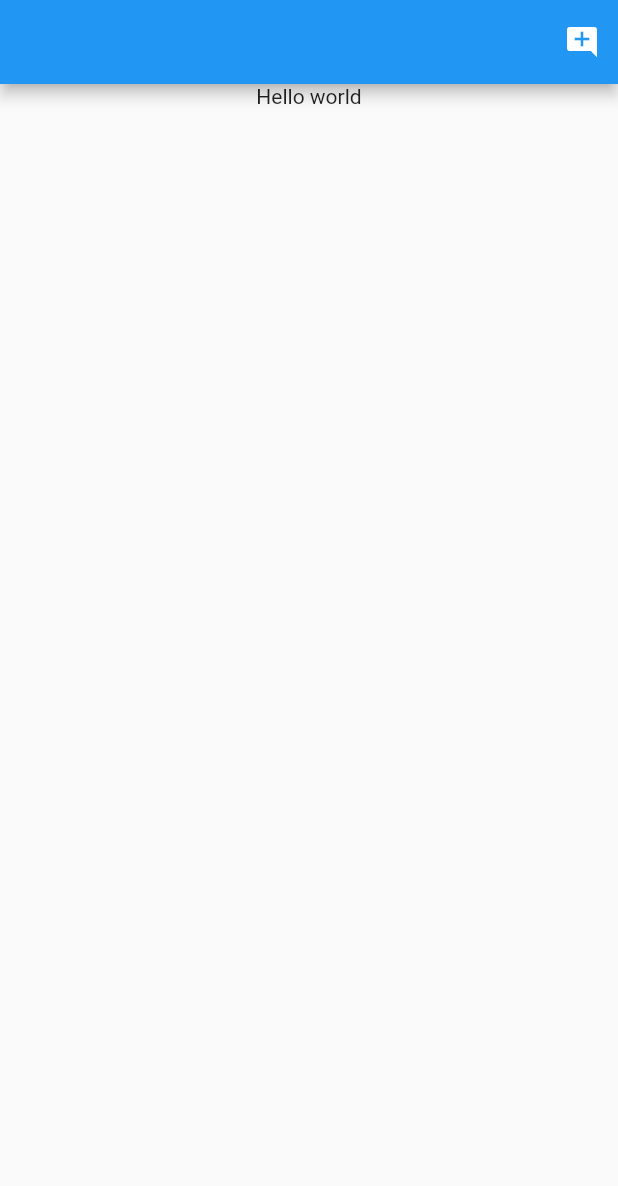
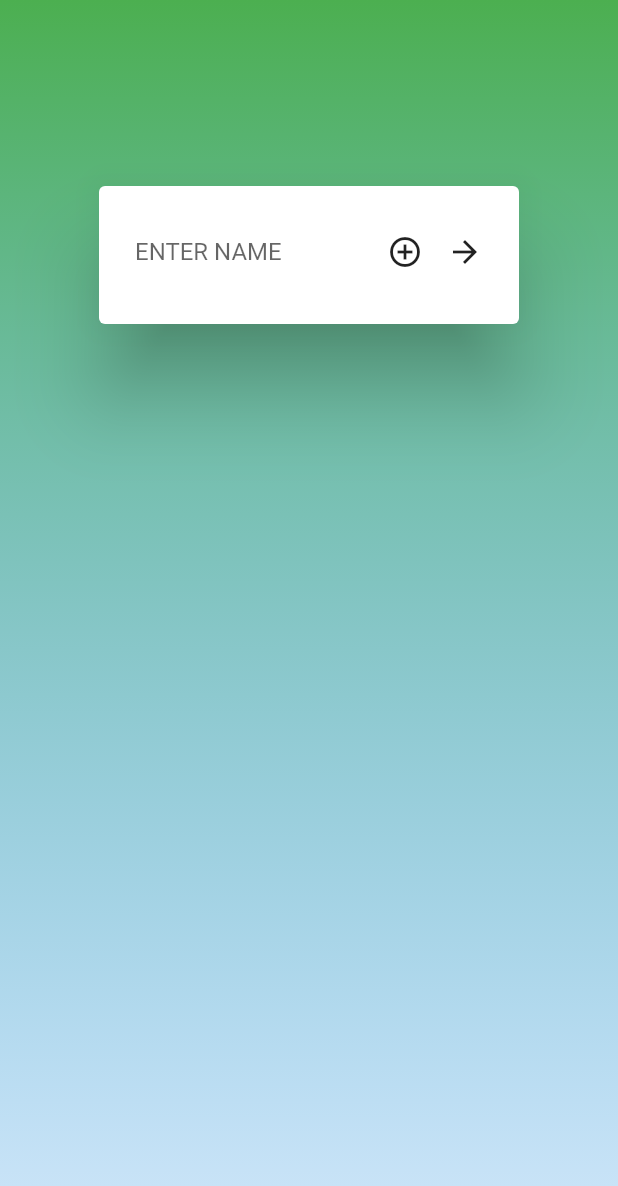
Before and after one commit to SanchitAjmera/NOCONTEXTSPORT, a Flutter app: the screen it shows after launch, on a phone screen of 412 x 824 dp. Shown: the top 1186 px of the screen. Run offline on Flutter 3.47's test engine with Material 2 defaults, Android fonts, the phone set to English and light mode, and no system bars.

Commit message:
implemented name adding functionality

```diff
--- a/src/App/noContextSportSpinner/lib/main.dart
+++ b/src/App/noContextSportSpinner/lib/main.dart
@@ -31,45 +31,69 @@ class _mainPageState extends State<MainPage> {
   @override
   Widget build(BuildContext context) {
     return Scaffold(
-      appBar: new AppBar(
-        actions: <Widget>[
-          new IconButton(
-            icon: new Icon(Icons.add_comment),
+      body: Container(
+        decoration: BoxDecoration(
+            gradient: LinearGradient(
+                begin: Alignment.topCenter,
+                end: Alignment.bottomCenter,
+                colors: [Colors.green, Colors.blue.withOpacity(0.2)])),
+
+        child: new Column(
+          children: <Widget>[
+            Container(
+              margin: EdgeInsets.only(top: 100),
+              child: Center(
+                child: new AlertDialog(
+                  //  title: new Text("Enter Name"),
+                  content: Row(
+                    crossAxisAlignment: CrossAxisAlignment.center,
+                    mainAxisAlignment: MainAxisAlignment.center,
+                    children: <Widget>[
+                      Container(
+                        width: 150.0,
+                        child: new TextField(
+                          controller: eCtrl,
+                          decoration: new InputDecoration.collapsed(hintText: "ENTER NAME"),
+                          maxLines: 1,
+                          onSubmitted: (String text){
+                          }
+                        ),
+                        //  ),
+                      ),
+                      new Spacer(), // I just added one line
+                      new Spacer(), // I just added one line
+                      Container(
+                        width: 40.0,
+                        child: new FlatButton (
                           onPressed: () {
                             setState(() {
-                showDialog = true;
-              });
+                              if (eCtrl.text != ""){
+                                names.add(eCtrl.text);
                               }
-          )
-        ],
-      ),
-      body: new Column(
-        children: <Widget>[
-          new Text("Hello world"),
-          showDialog ?
-            new AlertDialog(
-              title: new Text("Enter Name"),
-              content: new TextField(
-                controller: eCtrl,
-                decoration: new InputDecoration.collapsed(hintText: "ADD NAME"),
-                maxLines: 1,
-                onSubmitted: (String text){
-
-                }
-              ),
-              actions: <Widget>[
-                new FlatButton (
-                  onPressed: () {
-                    setState(() {
-                      showDialog = false;
-                      names.add(eCtrl.text);
                               eCtrl.clear();
                             });
                           },
-                  child: new Text("OK"),
-                )
+                          child: new Icon(Icons.add_circle_outline),
+                        ),
+                      ),
+                      Container(
+                        width: 40.0,
+                        child: new FlatButton (
+                          onPressed: () {
+                            setState(() {
+                              eCtrl.clear();
+                              navigateToSubPage(context);
+                            });
+                          },
+                          child: new Icon(Icons.arrow_forward),
+                        ),
+                      ),
                     ],
-            ) : new Text(""),
+                  ),
+                ),
+              ),
+            ),
+
 
             new Flexible(
               child: new ListView.builder(
@@ -82,10 +106,11 @@ class _mainPageState extends State<MainPage> {
                     ],
                   );
                 }
-              )
-            )
+              ),
+            ),
           ],
-        )
+        ),
+      ),
     );
   }
 
```
Lines whose indentation alone changed are shown as unchanged.
